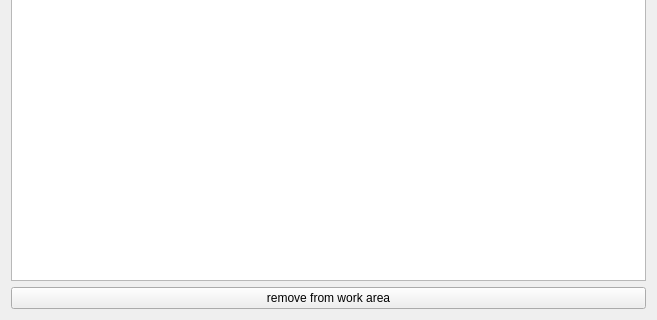
Above: ui/fragmentarea.ui from fkjslee/Fragment before the change; both pictures show x 0 to 657 and y 156 to 476 of the 657 by 476 pixel window. Below: the same form after it.
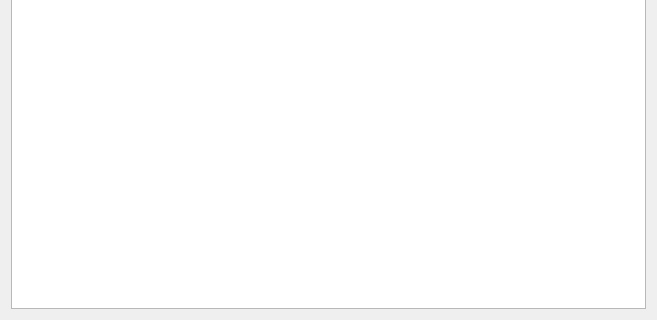
That is the form after the change.

```diff
--- a/ui/fragmentarea.ui
+++ b/ui/fragmentarea.ui
@@ -93,15 +93,7 @@
    <item>
     <layout class="QVBoxLayout" name="verticalLayout" stretch="0">
      <item>
-      <layout class="QHBoxLayout" name="horizontalLayout">
-       <item>
-        <widget class="QPushButton" name="unSelect">
-         <property name="text">
-          <string>remove from work area</string>
-         </property>
-        </widget>
-       </item>
-      </layout>
+      <layout class="QHBoxLayout" name="horizontalLayout"/>
      </item>
     </layout>
    </item>
```
